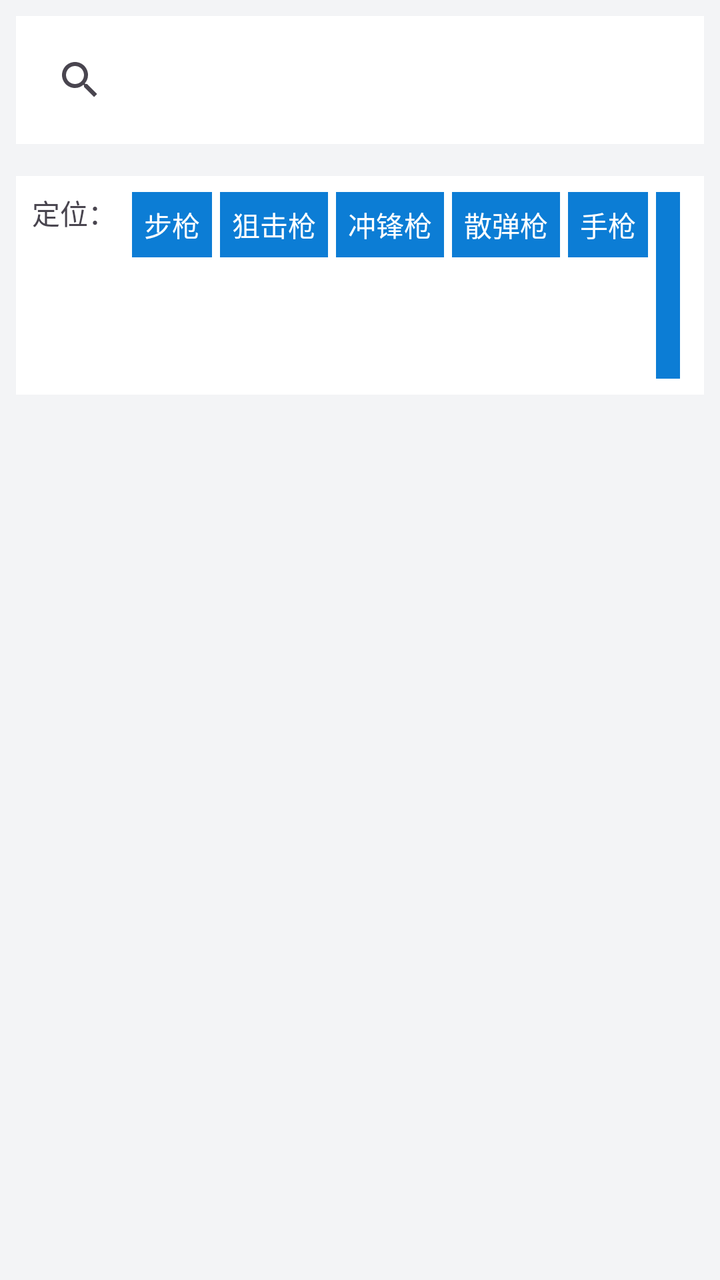
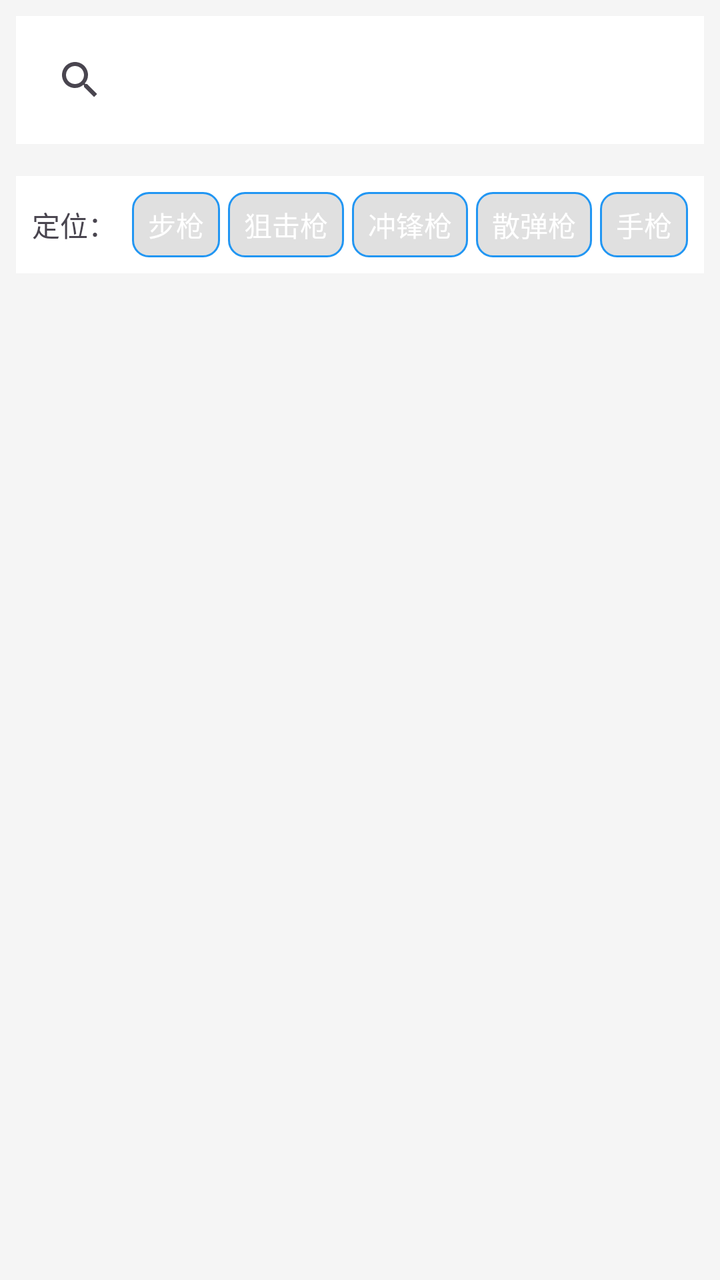

Two renders of the same Android screen: before a commit and after it. Below are the layout's source before the change and the commit's diff.
<!-- AndroidManifest.xml: application theme Theme.MyApplication -->
<!-- res/layout/activity_role.xml -->
<?xml version="1.0" encoding="utf-8"?>
<LinearLayout xmlns:android="http://schemas.android.com/apk/res/android"
    android:layout_width="match_parent"
    android:layout_height="match_parent"
    android:orientation="vertical"
    android:background="@color/cbjq_gray">

    
    <androidx.appcompat.widget.SearchView
        android:id="@+id/search_view_role"
        android:layout_width="match_parent"
        android:layout_height="wrap_content"
        android:background="@color/cbjq_text_white"
        android:padding="@dimen/dp_8"
        android:layout_margin="@dimen/dp_8"/>

    
    <LinearLayout
        android:layout_width="match_parent"
        android:layout_height="wrap_content"
        android:orientation="horizontal"
        android:padding="@dimen/dp_8"
        android:background="@color/cbjq_text_white"
        android:layout_margin="@dimen/dp_8">

        <TextView
            android:layout_width="wrap_content"
            android:layout_height="wrap_content"
            android:text="定位："
            android:textSize="@dimen/text_14"/>

        
        <LinearLayout
            android:layout_width="wrap_content"
            android:layout_height="wrap_content"
            android:orientation="horizontal"
            android:layout_marginStart="@dimen/dp_8">

            <TextView
                android:id="@+id/filter_assault"
                android:layout_width="wrap_content"
                android:layout_height="wrap_content"
                android:text="步枪"
                android:textSize="@dimen/text_14"
                android:padding="@dimen/dp_6"
                android:background="@color/cbjq_filter_selected"
                android:textColor="@color/cbjq_text_white"
                android:layout_marginEnd="@dimen/dp_4"/>

            <TextView
                android:id="@+id/filter_assault"
                android:layout_width="wrap_content"
                android:layout_height="wrap_content"
                android:text="狙击枪"
                android:textSize="@dimen/text_14"
                android:padding="@dimen/dp_6"
                android:background="@color/cbjq_filter_selected"
                android:textColor="@color/cbjq_text_white"
                android:layout_marginEnd="@dimen/dp_4"/>

            <TextView
                android:id="@+id/filter_assault"
                android:layout_width="wrap_content"
                android:layout_height="wrap_content"
                android:text="冲锋枪"
                android:textSize="@dimen/text_14"
                android:padding="@dimen/dp_6"
                android:background="@color/cbjq_filter_selected"
                android:textColor="@color/cbjq_text_white"
                android:layout_marginEnd="@dimen/dp_4"/>

            <TextView
                android:id="@+id/filter_assault"
                android:layout_width="wrap_content"
                android:layout_height="wrap_content"
                android:text="散弹枪"
                android:textSize="@dimen/text_14"
                android:padding="@dimen/dp_6"
                android:background="@color/cbjq_filter_selected"
                android:textColor="@color/cbjq_text_white"
                android:layout_marginEnd="@dimen/dp_4"/>

            <TextView
                android:id="@+id/filter_assault"
                android:layout_width="wrap_content"
                android:layout_height="wrap_content"
                android:text="手枪"
                android:textSize="@dimen/text_14"
                android:padding="@dimen/dp_6"
                android:background="@color/cbjq_filter_selected"
                android:textColor="@color/cbjq_text_white"
                android:layout_marginEnd="@dimen/dp_4"/>

            <TextView
                android:id="@+id/filter_assault"
                android:layout_width="wrap_content"
                android:layout_height="wrap_content"
                android:text="双持冲锋"
                android:textSize="@dimen/text_14"
                android:padding="@dimen/dp_6"
                android:background="@color/cbjq_filter_selected"
                android:textColor="@color/cbjq_text_white"
                android:layout_marginEnd="@dimen/dp_4"/>

            <TextView
                android:id="@+id/filter_assault"
                android:layout_width="wrap_content"
                android:layout_height="wrap_content"
                android:text="弩"
                android:textSize="@dimen/text_14"
                android:padding="@dimen/dp_6"
                android:background="@color/cbjq_filter_selected"
                android:textColor="@color/cbjq_text_white"
                android:layout_marginEnd="@dimen/dp_4"/>

            <TextView
                android:id="@+id/filter_assault"
                android:layout_width="wrap_content"
                android:layout_height="wrap_content"
                android:text="弓"
                android:textSize="@dimen/text_14"
                android:padding="@dimen/dp_6"
                android:background="@color/cbjq_filter_selected"
                android:textColor="@color/cbjq_text_white"
                android:layout_marginEnd="@dimen/dp_4"/>

            <TextView
                android:id="@+id/filter_assault"
                android:layout_width="wrap_content"
                android:layout_height="wrap_content"
                android:text="格林机枪"
                android:textSize="@dimen/text_14"
                android:padding="@dimen/dp_6"
                android:background="@color/cbjq_filter_selected"
                android:textColor="@color/cbjq_text_white"
                android:layout_marginEnd="@dimen/dp_4"/>

            
        </LinearLayout>
    </LinearLayout>

    
    <androidx.recyclerview.widget.RecyclerView
        android:id="@+id/rv_role_list"
        android:layout_width="match_parent"
        android:layout_height="0dp"
        android:layout_weight="1"
        android:padding="@dimen/dp_8"/>

</LinearLayout>
<!-- resources referenced by this layout -->
<resources>
  <color name="cbjq_filter_selected">#0C7DD5</color>
  <color name="cbjq_gray">#F3F4F6</color>
  <color name="cbjq_text_white">#FFFFFF</color>
  <dimen name="dp_4">4dp</dimen>
  <dimen name="dp_6">6dp</dimen>
  <dimen name="dp_8">8dp</dimen>
  <dimen name="text_14">14sp</dimen>
  <style name="Theme.MyApplication" parent="Base.Theme.MyApplication" />
  <style name="Base.Theme.MyApplication" parent="Theme.Material3.DayNight.NoActionBar">
          
          
      </style>
</resources>

<!-- the commit's change to res/layout/activity_role.xml (unified diff, before → after) -->
@@ -18,133 +18,170 @@
     <LinearLayout
         android:layout_width="match_parent"
         android:layout_height="wrap_content"
+        android:layout_margin="@dimen/dp_8"
+        android:background="@color/cbjq_text_white"
         android:orientation="horizontal"
-        android:padding="@dimen/dp_8"
-        android:background="@color/cbjq_text_white"
-        android:layout_margin="@dimen/dp_8">
+        android:padding="@dimen/dp_8">
 
+        
         <TextView
             android:layout_width="wrap_content"
             android:layout_height="wrap_content"
             android:text="定位："
-            android:textSize="@dimen/text_14"/>
+            android:textSize="@dimen/text_14"
+            android:layout_gravity="center_vertical"/> 
 
         
+        <HorizontalScrollView
+            android:layout_width="0dp"
+            android:layout_height="wrap_content"
+            android:layout_weight="1"
+        android:scrollbars="none"
+        android:layout_marginStart="@dimen/dp_8">
+
         <LinearLayout
             android:layout_width="wrap_content"
             android:layout_height="wrap_content"
             android:orientation="horizontal"
-            android:layout_marginStart="@dimen/dp_8">
+            android:gravity="center_vertical"> 
+
+            
+            <TextView
+                android:id="@+id/filter_rifle"
+                android:layout_width="wrap_content"
+                android:layout_height="wrap_content"
+                android:layout_marginEnd="@dimen/dp_4"
+                android:background="@drawable/shape_filter_tag"
+                android:paddingHorizontal="@dimen/dp_8"
+                android:paddingVertical="@dimen/dp_6"
+                android:text="步枪"
+                android:textColor="@color/cbjq_text_white"
+                android:textSize="@dimen/text_14"
+                android:clickable="true"
+                android:focusable="true"/>
 
             <TextView
-                android:id="@+id/filter_assault"
+                android:id="@+id/filter_sniper"
                 android:layout_width="wrap_content"
                 android:layout_height="wrap_content"
-                android:text="步枪"
+                android:layout_marginEnd="@dimen/dp_4"
+                android:background="@drawable/shape_filter_tag"
+                android:paddingHorizontal="@dimen/dp_8"
+                android:paddingVertical="@dimen/dp_6"
+                android:text="狙击枪"
+                android:textColor="@color/cbjq_text_white"
                 android:textSize="@dimen/text_14"
-                android:padding="@dimen/dp_6"
-                android:background="@color/cbjq_filter_selected"
-                android:textColor="@color/cbjq_text_white"
-                android:layout_marginEnd="@dimen/dp_4"/>
+                android:clickable="true"
+                android:focusable="true"/>
 
             <TextView
-                android:id="@+id/filter_assault"
+                android:id="@+id/filter_smg"
                 android:layout_width="wrap_content"
                 android:layout_height="wrap_content"
-                android:text="狙击枪"
+                android:layout_marginEnd="@dimen/dp_4"
+                android:background="@drawable/shape_filter_tag"
+                android:paddingHorizontal="@dimen/dp_8"
+                android:paddingVertical="@dimen/dp_6"
+                android:text="冲锋枪"
+                android:textColor="@color/cbjq_text_white"
                 android:textSize="@dimen/text_14"
-                android:padding="@dimen/dp_6"
-                android:background="@color/cbjq_filter_selected"
-                android:textColor="@color/cbjq_text_white"
-                android:layout_marginEnd="@dimen/dp_4"/>
+                android:clickable="true"
+                android:focusable="true"/>
 
             <TextView
-                android:id="@+id/filter_assault"
+                android:id="@+id/filter_shotgun"
                 android:layout_width="wrap_content"
                 android:layout_height="wrap_content"
-                android:text="冲锋枪"
+                android:layout_marginEnd="@dimen/dp_4"
+                android:background="@drawable/shape_filter_tag"
+                android:paddingHorizontal="@dimen/dp_8"
+                android:paddingVertical="@dimen/dp_6"
+                android:text="散弹枪"
+                android:textColor="@color/cbjq_text_white"
                 android:textSize="@dimen/text_14"
-                android:padding="@dimen/dp_6"
-                android:background="@color/cbjq_filter_selected"
-                android:textColor="@color/cbjq_text_white"
-                android:layout_marginEnd="@dimen/dp_4"/>
+                android:clickable="true"
+                android:focusable="true"/>
 
             <TextView
-                android:id="@+id/filter_assault"
+                android:id="@+id/filter_pistol"
                 android:layout_width="wrap_content"
                 android:layout_height="wrap_content"
-                android:text="散弹枪"
+                android:layout_marginEnd="@dimen/dp_4"
+                android:background="@drawable/shape_filter_tag"
+                android:paddingHorizontal="@dimen/dp_8"
+                android:paddingVertical="@dimen/dp_6"
+                android:text="手枪"
+                android:textColor="@color/cbjq_text_white"
                 android:textSize="@dimen/text_14"
-                android:padding="@dimen/dp_6"
-                android:background="@color/cbjq_filter_selected"
-                android:textColor="@color/cbjq_text_white"
-                android:layout_marginEnd="@dimen/dp_4"/>
+                android:clickable="true"
+                android:focusable="true"/>
 
             <TextView
-                android:id="@+id/filter_assault"
+                android:id="@+id/filter_dual_smg"
                 android:layout_width="wrap_content"
                 android:layout_height="wrap_content"
-                android:text="手枪"
+                android:layout_marginEnd="@dimen/dp_4"
+                android:background="@drawable/shape_filter_tag"
+                android:paddingHorizontal="@dimen/dp_8"
+                android:paddingVertical="@dimen/dp_6"
+                android:text="双持冲锋"
+                android:textColor="@color/cbjq_text_white"
                 android:textSize="@dimen/text_14"
-                android:padding="@dimen/dp_6"
-                android:background="@color/cbjq_filter_selected"
-                android:textColor="@color/cbjq_text_white"
-                android:layout_marginEnd="@dimen/dp_4"/>
+                android:clickable="true"
+                android:focusable="true"/>
 
             <TextView
-                android:id="@+id/filter_assault"
+                android:id="@+id/filter_crossbow"
                 android:layout_width="wrap_content"
                 android:layout_height="wrap_content"
-                android:text="双持冲锋"
+                android:layout_marginEnd="@dimen/dp_4"
+                android:background="@drawable/shape_filter_tag"
+                android:paddingHorizontal="@dimen/dp_8"
+                android:paddingVertical="@dimen/dp_6"
+                android:text="弩"
+                android:textColor="@color/cbjq_text_white"
                 android:textSize="@dimen/text_14"
-                android:padding="@dimen/dp_6"
-                android:background="@color/cbjq_filter_selected"
-                android:textColor="@color/cbjq_text_white"
-                android:layout_marginEnd="@dimen/dp_4"/>
+                android:clickable="true"
+                android:focusable="true"/>
 
             <TextView
-                android:id="@+id/filter_assault"
+                android:id="@+id/filter_bow"
                 android:layout_width="wrap_content"
                 android:layout_height="wrap_content"
-                android:text="弩"
+                android:layout_marginEnd="@dimen/dp_4"
+                android:background="@drawable/shape_filter_tag"
+                android:paddingHorizontal="@dimen/dp_8"
+                android:paddingVertical="@dimen/dp_6"
+                android:text="弓"
+                android:textColor="@color/cbjq_text_white"
                 android:textSize="@dimen/text_14"
-                android:padding="@dimen/dp_6"
-                android:background="@color/cbjq_filter_selected"
-                android:textColor="@color/cbjq_text_white"
-                android:layout_marginEnd="@dimen/dp_4"/>
+                android:clickable="true"
+                android:focusable="true"/>
 
             <TextView
-                android:id="@+id/filter_assault"
+                android:id="@+id/filter_gatling"
                 android:layout_width="wrap_content"
                 android:layout_height="wrap_content"
-                android:text="弓"
+                android:layout_marginEnd="@dimen/dp_4"
+                android:background="@drawable/shape_filter_tag"
+                android:paddingHorizontal="@dimen/dp_8"
+                android:paddingVertical="@dimen/dp_6"
+                android:text="格林机枪"
+                android:textColor="@color/cbjq_text_white"
                 android:textSize="@dimen/text_14"
-                android:padding="@dimen/dp_6"
-                android:background="@color/cbjq_filter_selected"
-                android:textColor="@color/cbjq_text_white"
-                android:layout_marginEnd="@dimen/dp_4"/>
+                android:clickable="true"
+                android:focusable="true"/>
 
-            <TextView
-                android:id="@+id/filter_assault"
-                android:layout_width="wrap_content"
-                android:layout_height="wrap_content"
-                android:text="格林机枪"
-                android:textSize="@dimen/text_14"
-                android:padding="@dimen/dp_6"
-                android:background="@color/cbjq_filter_selected"
-                android:textColor="@color/cbjq_text_white"
-                android:layout_marginEnd="@dimen/dp_4"/>
-
-            
         </LinearLayout>
-    </LinearLayout>
+    </HorizontalScrollView>
+</LinearLayout>
 
     
-    <androidx.recyclerview.widget.RecyclerView
-        android:id="@+id/rv_role_list"
-        android:layout_width="match_parent"
-        android:layout_height="0dp"
-        android:layout_weight="1"
-        android:padding="@dimen/dp_8"/>
+        <androidx.recyclerview.widget.RecyclerView
+            android:id="@+id/rv_role_list"
+            android:layout_width="match_parent"
+            android:layout_height="0dp"
+            android:layout_weight="1"
+            android:padding="@dimen/dp_8"/>
 
-</LinearLayout>
+    </LinearLayout>
<!-- resource entries referenced after the edit -->
@@ -1,13 +1,34 @@
 <!-- resources referenced by this layout -->
 <resources>
-  <color name="cbjq_filter_selected">#0C7DD5</color>
-  <color name="cbjq_gray">#F3F4F6</color>
+  <color name="cbjq_gray">#F5F5F5</color>
   <color name="cbjq_text_white">#FFFFFF</color>
   <dimen name="dp_4">4dp</dimen>
   <dimen name="dp_6">6dp</dimen>
   <dimen name="dp_8">8dp</dimen>
   <dimen name="text_14">14sp</dimen>
+  <!-- drawable shape_filter_tag (drawable) -->
+  <?xml version="1.0" encoding="utf-8"?>
+  <selector xmlns:android="http://schemas.android.com/apk/res/android">
+      
+      <item android:state_selected="true">
+          <shape android:shape="rectangle">
+              <solid android:color="@color/cbjq_filter_selected"/> 
+              <corners android:radius="@dimen/radius_8"/> 
+          </shape>
+      </item>
+      
+      <item>
+          <shape android:shape="rectangle">
+              <solid android:color="@color/cbjq_gray_light"/> 
+              <corners android:radius="@dimen/radius_8"/>
+              <stroke android:color="@color/cbjq_filter_selected" android:width="1dp"/> 
+          </shape>
+      </item>
+  </selector>
   <style name="Theme.MyApplication" parent="Base.Theme.MyApplication" />
+  <color name="cbjq_filter_selected">#2196F3</color>
+  <dimen name="radius_8">8dp</dimen>
+  <color name="cbjq_gray_light">#E0E0E0</color>
   <style name="Base.Theme.MyApplication" parent="Theme.Material3.DayNight.NoActionBar">
           
           
